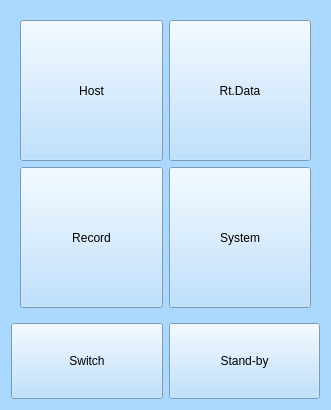
The window that UI_Menu/Menu.ui (megarevolpr/MWin) describes before a commit, drawn with Qt 5.
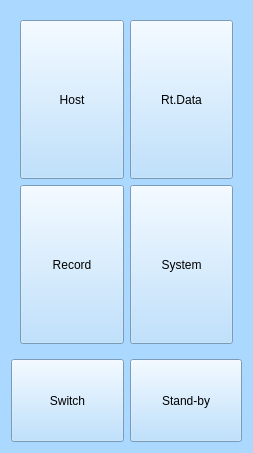
The same window after the commit. Icons and pictures are not drawn.

```diff
--- a/UI_Menu/Menu.ui
+++ b/UI_Menu/Menu.ui
@@ -6,10 +6,22 @@
    <rect>
     <x>0</x>
     <y>0</y>
-    <width>331</width>
-    <height>410</height>
+    <width>253</width>
+    <height>453</height>
    </rect>
   </property>
+  <property name="sizePolicy">
+   <sizepolicy hsizetype="Fixed" vsizetype="Fixed">
+    <horstretch>0</horstretch>
+    <verstretch>0</verstretch>
+   </sizepolicy>
+  </property>
+  <property name="minimumSize">
+   <size>
+    <width>250</width>
+    <height>453</height>
+   </size>
+  </property>
   <property name="windowTitle">
    <string>Form</string>
   </property>
@@ -30,6 +42,12 @@
             <verstretch>0</verstretch>
            </sizepolicy>
           </property>
+          <property name="minimumSize">
+           <size>
+            <width>103</width>
+            <height>159</height>
+           </size>
+          </property>
           <property name="text">
            <string>Host</string>
           </property>
@@ -56,6 +74,12 @@
             <verstretch>0</verstretch>
            </sizepolicy>
           </property>
+          <property name="minimumSize">
+           <size>
+            <width>103</width>
+            <height>159</height>
+           </size>
+          </property>
           <property name="text">
            <string>Rt.Data</string>
           </property>
@@ -82,6 +106,12 @@
             <verstretch>0</verstretch>
            </sizepolicy>
           </property>
+          <property name="minimumSize">
+           <size>
+            <width>103</width>
+            <height>159</height>
+           </size>
+          </property>
           <property name="text">
            <string>Record</string>
           </property>
@@ -108,6 +138,12 @@
             <verstretch>0</verstretch>
            </sizepolicy>
           </property>
+          <property name="minimumSize">
+           <size>
+            <width>103</width>
+            <height>159</height>
+           </size>
+          </property>
           <property name="text">
            <string>System</string>
           </property>
@@ -139,6 +175,12 @@
            <verstretch>0</verstretch>
           </sizepolicy>
          </property>
+         <property name="minimumSize">
+          <size>
+           <width>111</width>
+           <height>83</height>
+          </size>
+         </property>
          <property name="text">
           <string>Switch</string>
          </property>
@@ -165,6 +207,12 @@
            <verstretch>0</verstretch>
           </sizepolicy>
          </property>
+         <property name="minimumSize">
+          <size>
+           <width>111</width>
+           <height>83</height>
+          </size>
+         </property>
          <property name="text">
           <string>Stand-by</string>
          </property>
```
